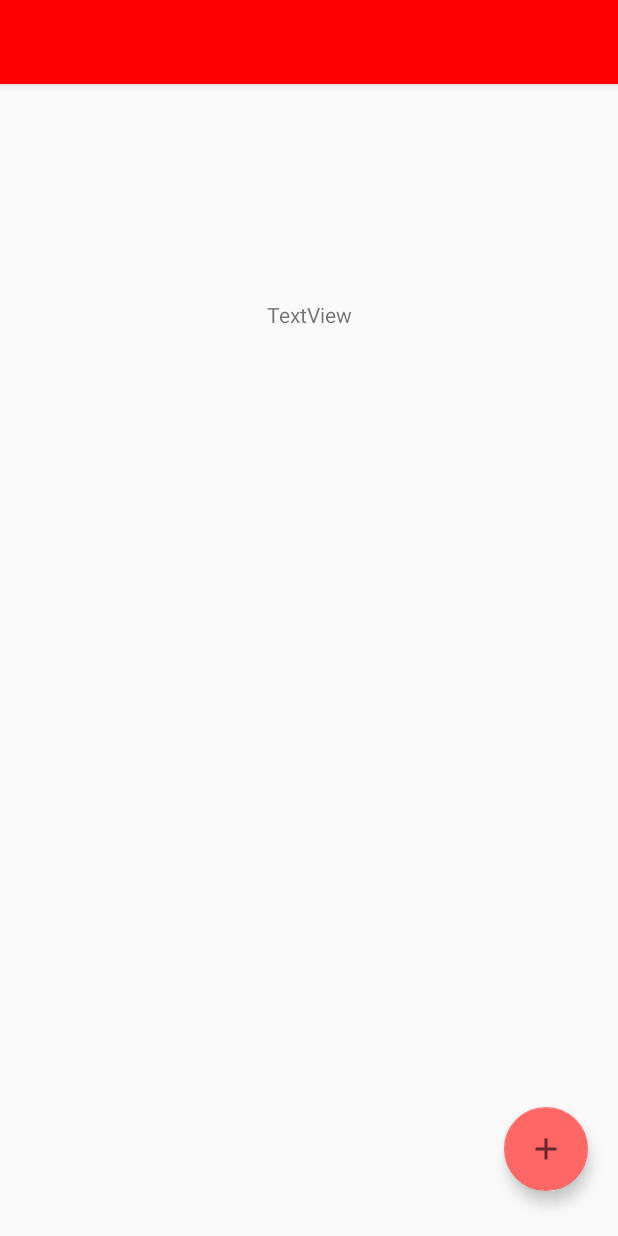
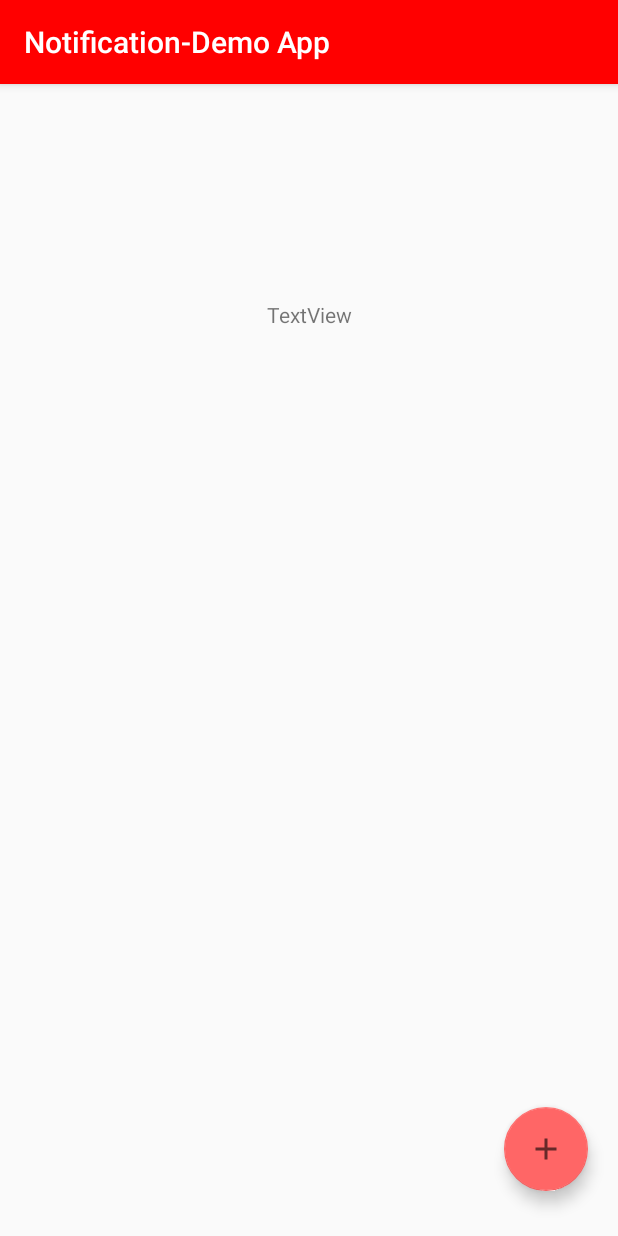
Before and after one commit to Cayleb-Ordo/Notification-Demo, an Android app: the screen it shows after launch (MainActivity), on a phone screen of 412 x 824 dp. Run offline under Robolectric (Android 15) with nearby library versions, the phone set to English and light mode, and no system bars.

Commit message:
Eigene AppBar hinzugefügt

```diff
--- a/app/src/main/AndroidManifest.xml
+++ b/app/src/main/AndroidManifest.xml
@@ -9,7 +9,8 @@
         android:roundIcon="@mipmap/ic_launcher_round"
         android:supportsRtl="true"
         android:theme="@style/AppTheme">
-        <activity android:name=".CallActivity"></activity>
+        <activity android:name=".CreateNotification"></activity>
+        <activity android:name=".CallActivity" />
         <activity android:name=".MainActivity">
             <intent-filter>
                 <action android:name="android.intent.action.MAIN" />
@@ -21,7 +22,7 @@
         <receiver
             android:name=".NotificationReceiver"
             android:enabled="true"
-            android:exported="true"></receiver>
+            android:exported="true" />
     </application>
 
 </manifest>
--- a/app/src/main/java/de/fentzl/notification_demo/MainActivity.java
+++ b/app/src/main/java/de/fentzl/notification_demo/MainActivity.java
@@ -1,13 +1,12 @@
 package de.fentzl.notification_demo;
 
 import androidx.appcompat.app.AppCompatActivity;
+import androidx.appcompat.widget.Toolbar;
 
-import android.content.Intent;
 import android.os.Bundle;
 
 public class MainActivity extends AppCompatActivity {
     public static final String debugTag = "NotDemo";
-    private Intent creminderoverviewIntent;
     private NotificationController notificationController;
 
     @Override
@@ -16,6 +15,9 @@ public class MainActivity extends AppCompatActivity {
         notificationController = new NotificationController(this.getApplicationContext());
         notificationController.createNotificationChannel();
         setContentView(R.layout.main_activity);
-        notificationController.setNotificationChannel1();
+        //Toolbar
+        Toolbar toolbar = findViewById(R.id.appBar);
+        setSupportActionBar(toolbar);
+        setTitle(R.string.app_name);
     }
 }
--- /dev/null
+++ b/app/src/main/res/drawable/button_rounded.xml
@@ -0,0 +1,5 @@
+<?xml version="1.0" encoding="utf-8"?>
+<shape xmlns:android="http://schemas.android.com/apk/res/android" android:shape="rectangle">
+    <solid android:color="@color/Primary"/>
+    <corners android:radius="30dp"/>
+</shape>
--- /dev/null
+++ b/app/src/main/res/layout/appbar.xml
@@ -0,0 +1,9 @@
+<?xml version="1.0" encoding="utf-8"?>
+<androidx.appcompat.widget.Toolbar xmlns:android="http://schemas.android.com/apk/res/android" xmlns:app="http://schemas.android.com/apk/res-auto"
+    android:layout_width="match_parent"
+    android:layout_height="match_parent"
+    android:background="@color/Primary"
+    android:theme="@style/ThemeOverlay.AppCompat.Dark.ActionBar"
+    app:popupTheme="@style/ThemeOverlay.AppCompat.Light">
+
+</androidx.appcompat.widget.Toolbar>
--- a/app/src/main/res/layout/main_activity.xml
+++ b/app/src/main/res/layout/main_activity.xml
@@ -11,8 +11,8 @@
         android:theme="@style/ThemeOverlay.AppCompat.Dark.ActionBar">
 
         <include
-            android:id="@+id/main_toolbar"
-            layout="@layout/main_appbar" />
+            android:id="@+id/appBar"
+            layout="@layout/appbar" />
 
     </com.google.android.material.appbar.AppBarLayout>
     <include
--- a/app/src/main/res/values/strings.xml
+++ b/app/src/main/res/values/strings.xml
@@ -8,4 +8,7 @@
     <string name="NotTitleCh2">Kanal 2</string>
     <string name="NotContent">Ich bin eine Push-Nachricht</string>
     <string name="NotActionClose">Schließen</string>
+    <!-- Button-Contents-->
+    <string name="CNotCh1">Kanal 1</string>
+    <string name="CNotCh2">Kanal 2</string>
 </resources>
```
Also changed, not shown: app/src/main/java/de/fentzl/notification_demo/CreateNotification.java (added, +14 -0 lines), app/src/main/res/layout/activity_create_notification.xml (added, +30 -0 lines).
